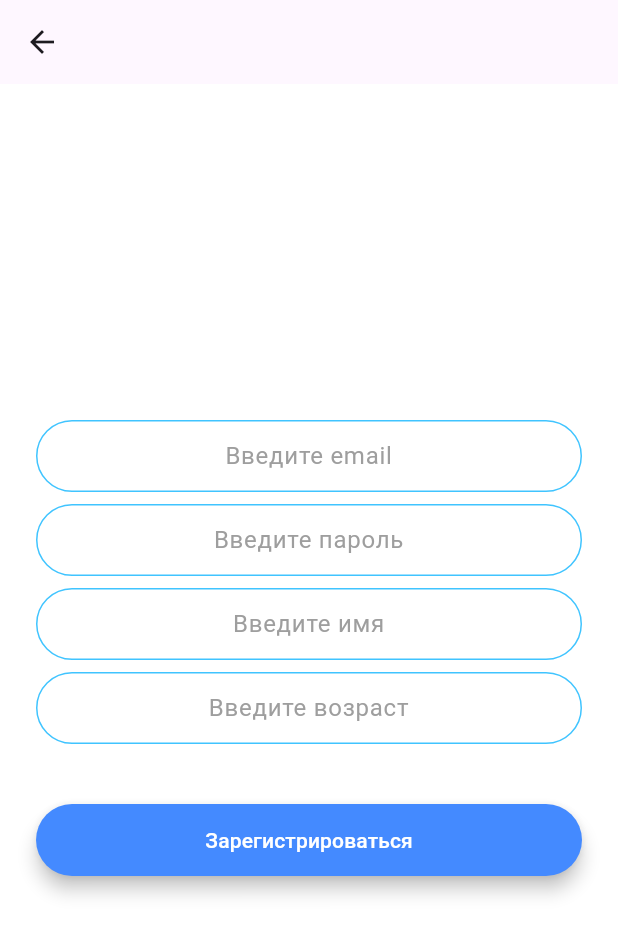
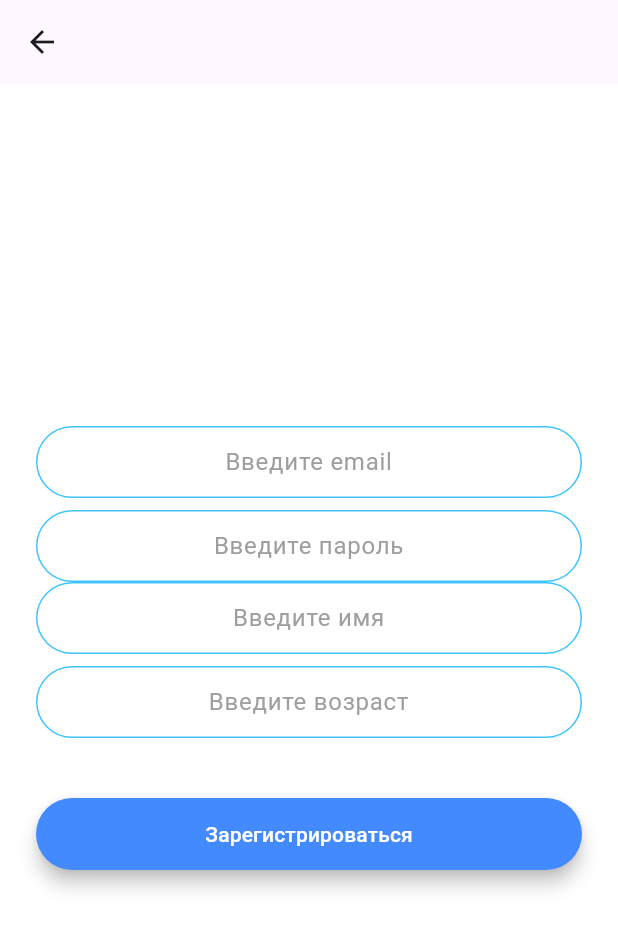
Before and after one commit to Yekierro/FinGram, a Flutter app: the RegistrationScreen screen opened by its route, on a phone screen of 412 x 824 dp. Shown: the top 935 px of the screen. Run offline on Flutter 3.47's test engine with Material 3 defaults, Android fonts, the phone set to English and light mode, and no system bars; drawn by our look-alikes of modal_progress_hud_nsn; our stand-ins replace firebase_auth, firebase_core, firebase_database, fl_chart; accounts and stored records are empty.

Commit message:
Add files via upload

```diff
--- a/lib/main_routes/signup_screen.dart
+++ b/lib/main_routes/signup_screen.dart
@@ -65,7 +65,6 @@ class _RegistrationScreenState extends State<RegistrationScreen> {
                 decoration:
                     kTextFieldDecoration.copyWith(hintText: 'Введите пароль'),
               ),
-              const SizedBox(height: 8.0),
               TextField(
                 controller: _nameController,
                 textAlign: TextAlign.center,
@@ -73,6 +72,7 @@ class _RegistrationScreenState extends State<RegistrationScreen> {
                     kTextFieldDecoration.copyWith(hintText: 'Введите имя'),
                 inputFormatters: [
                   LengthLimitingTextInputFormatter(20),
+                  FilteringTextInputFormatter.allow(RegExp(r'[a-zA-Zа-яА-Я ]')),
                 ],
               ),
               const SizedBox(height: 8.0),
```
